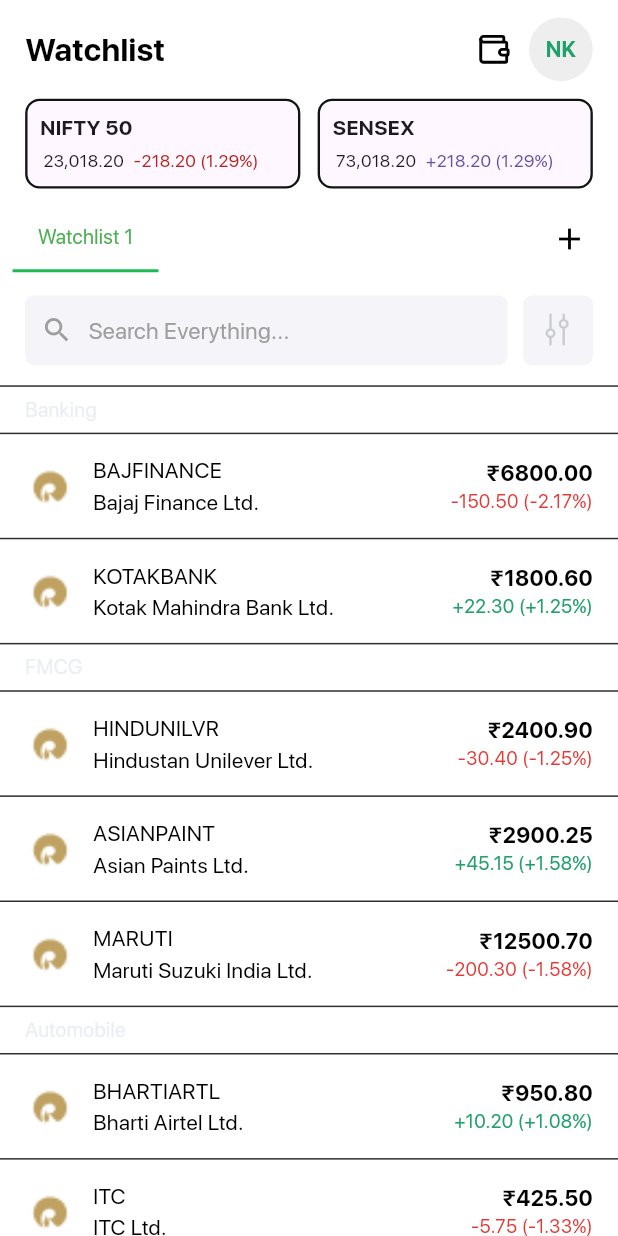
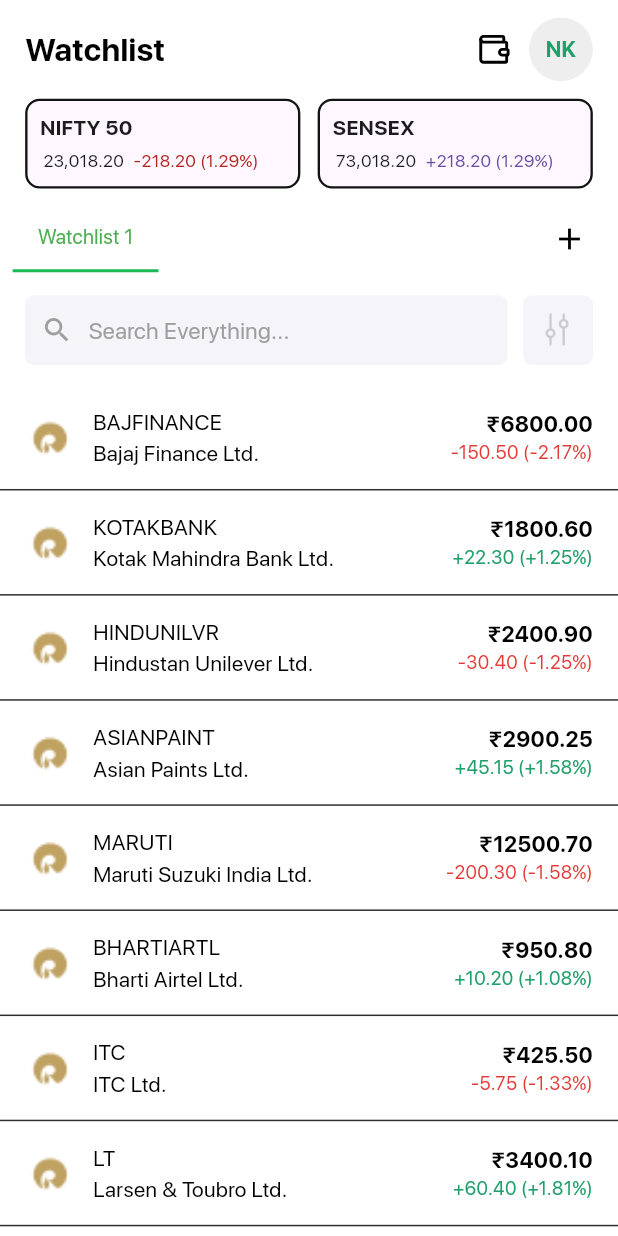
Before and after one commit to BrokingSapphire/SapphireTerminalMobile, a Flutter app: the WatchlistScreen screen opened directly, on a phone screen of 412 x 824 dp. Run offline on Flutter 3.47's test engine with Material 3 defaults, Android fonts, the phone set to English and light mode, and no system bars; drawn by our look-alikes of flutter_slidable; our stand-ins replace camera, confetti, dotted_border, flutter_screenutil, flutter_secure_storage, flutter_svg and 4 more; missing offline and left inert: google_mlkit_face_detection, holdable_button, scribble; accounts and stored records are empty; project files that could hold a hidden picture were left out.

Commit message:
fix: remove bottom dividers and change category text color

```diff
--- a/lib/screens/home/watchlist/watchlistScreen.dart
+++ b/lib/screens/home/watchlist/watchlistScreen.dart
@@ -132,11 +132,8 @@ class _WatchlistScreenState extends State<WatchlistScreen>
     watchlistData = [
       {
         'items': [
-          'Banking', // Category
           ...initialWatchlistData.sublist(0, 2), // First two stocks
-          'FMCG', // Category
           ...initialWatchlistData.sublist(2, 5), // Next three stocks
-          'Automobile', // Category
           ...initialWatchlistData.sublist(5), // Remaining stocks
         ],
       }
@@ -347,20 +344,6 @@ class _WatchlistScreenState extends State<WatchlistScreen>
                                   CrossAxisAlignment.stretch,
                                   children: [
                                     Expanded(
-                                      child: Container(
-                                        decoration: BoxDecoration(
-                                          border: Border(
-                                            left: BorderSide(
-                                                color: Color(0xFF2F2F2F),
-                                                width: 1),
-                                            right: BorderSide(
-                                                color: Color(0xFF2F2F2F),
-                                                width: 1),
-                                            bottom: BorderSide(
-                                                color: Color(0xFF2F2F2F),
-                                                width: 1),
-                                          ),
-                                        ),
                                       child: Center(
                                         child: GestureDetector(
                                           onTap: () {
@@ -377,7 +360,6 @@ class _WatchlistScreenState extends State<WatchlistScreen>
                                             color: Color(0xff1DB954),
                                             width: 24.w,
                                             height: 24.h,
-                                            ),
                                           ),
                                         ),
                                       ),
@@ -399,6 +381,7 @@ class _WatchlistScreenState extends State<WatchlistScreen>
                               });
                             },
                             child: Container(
+                              width: double.infinity,
                               margin: EdgeInsets.symmetric(),
                               child: Column(
                                 crossAxisAlignment: CrossAxisAlignment.start,
@@ -415,17 +398,17 @@ class _WatchlistScreenState extends State<WatchlistScreen>
                                     child: Text(
                                       item,
                                       style: TextStyle(
-                                        fontSize: 14.sp,
-                                        color: const Color(0xffEBEEF5),
+                                        fontSize: 16.sp,
+                                        color: Colors.grey,
                                         fontWeight: FontWeight.w500,
                                       ),
                                     ),
                                   ),
-                                  Divider(
-                                    color: Color(0xFF2F2F2F),
-                                    thickness: 1,
-                                    height: 1.h,
-                                  ),
+                                  // Divider(
+                                  //   color: Color(0xFF2F2F2F),
+                                  //   thickness: 1,
+                                  //   height: 1.h,
+                                  // ),
                                 ],
                               ),
                             ),
```
Lines whose indentation alone changed are shown as unchanged.
